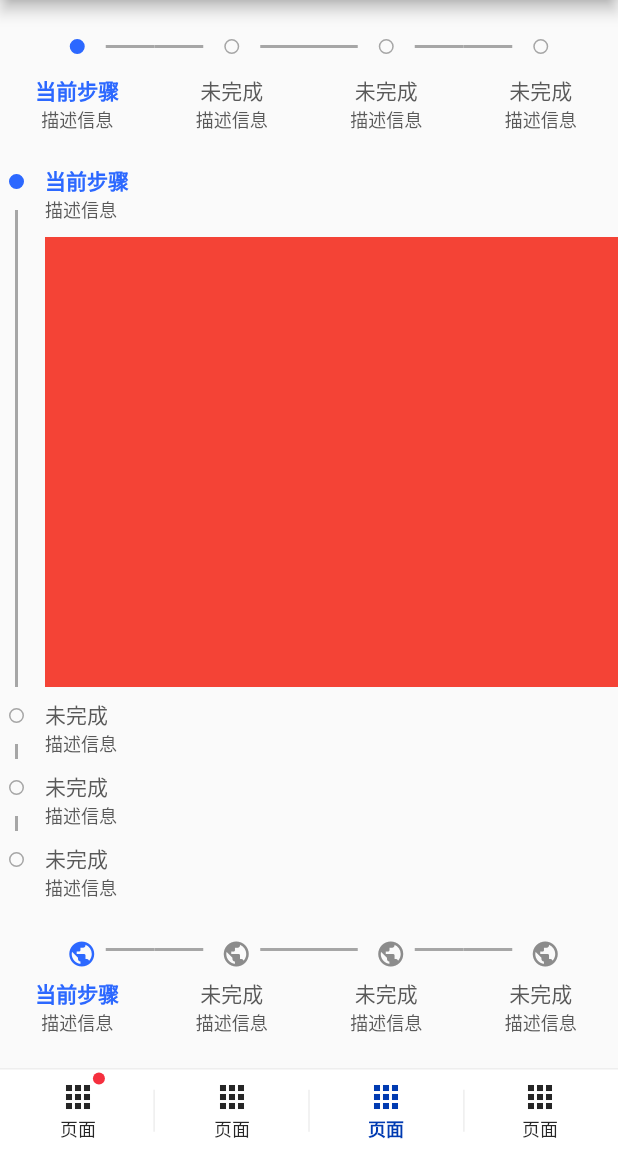
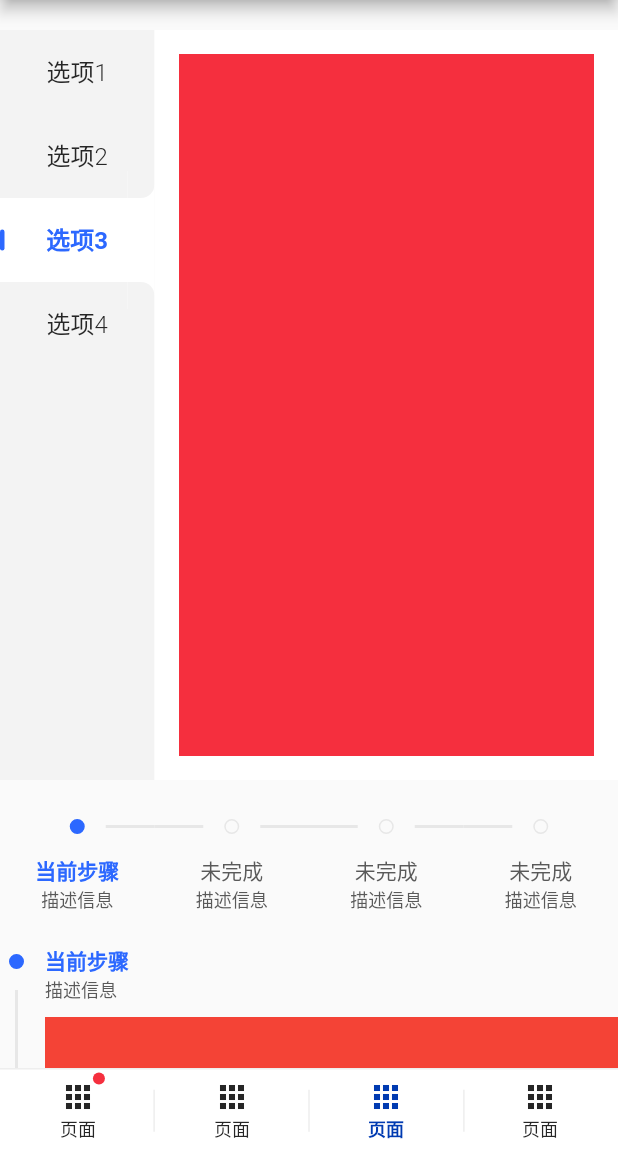
Before and after one commit to yuristar12/MX-widget, a Flutter app: the screen it shows after launch, on a phone screen of 412 x 824 dp, the part 84-1236 px from its top. Run offline on Flutter 3.47's test engine with Material 2 defaults, Android fonts, the phone set to English and light mode, and no system bars; our stand-ins replace flutter_swiper_null_safety; network calls fail.

Commit message:
添加部分代码

```diff
--- a/example/lib/main.dart
+++ b/example/lib/main.dart
@@ -98,6 +98,8 @@ class _MyHomePageState extends State<MyHomePage>
 
   late MXStepsController stepsController2;
 
+  late MXSideBarController sideBarController;
+
   @override
   void initState() {
     super.initState();
@@ -113,6 +115,49 @@ class _MyHomePageState extends State<MyHomePage>
     progressController = MXProgressController(initValue: 25);
 
     progressControllerCirc = MXProgressController(initValue: 25);
+
+    sideBarController = MXSideBarController(initValue: 2, sideBarItemList: [
+      MXSideBarItemModel(
+        title: '选项1',
+        builder: (index) {
+          return Container(
+            height: 900,
+            child: MXText(
+              data: '这是页面内容',
+              textColor: MXTheme.of(context).whiteColor,
+            ),
+            color: MXTheme.of(context).brandClickColor,
+          );
+        },
+      ),
+      MXSideBarItemModel(
+        title: '选项2',
+        builder: (index) {
+          return Container(
+            height: 1200,
+            color: MXTheme.of(context).successPrimaryColor,
+          );
+        },
+      ),
+      MXSideBarItemModel(
+        title: '选项3',
+        builder: (index) {
+          return Container(
+            height: 1200,
+            color: MXTheme.of(context).errorPrimaryColor,
+          );
+        },
+      ),
+      MXSideBarItemModel(
+        title: '选项4',
+        builder: (index) {
+          return Container(
+            height: 1200,
+            color: MXTheme.of(context).warnPrimaryColor,
+          );
+        },
+      )
+    ]);
 
     stepsController = MXStepsController(
       stepsItems: [
@@ -247,6 +292,12 @@ class _MyHomePageState extends State<MyHomePage>
             // horizontal).
             mainAxisAlignment: MainAxisAlignment.center,
             children: <Widget>[
+              const SizedBox(
+                height: 20,
+              ),
+
+              MXSideBar(height: 500, controller: sideBarController),
+
               const SizedBox(
                 height: 20,
               ),
--- a/lib/src/config/global_enum.dart
+++ b/lib/src/config/global_enum.dart
@@ -435,3 +435,9 @@ enum MXStepsTypeEnum {
   simple,
   pattern,
 }
+
+/// sideBar组件
+enum MXSideBarTypeEnum {
+  page,
+  anchor,
+}
--- a/lib/src/export.dart
+++ b/lib/src/export.dart
@@ -161,3 +161,8 @@ export 'widgets/textarea/mx_text_area.dart';
 export 'widgets/steps/mx_steps.dart';
 export 'widgets/steps/mx_steps_controller.dart';
 export 'widgets/steps/mx_steps_item_model.dart';
+
+// siderBar组件
+export 'widgets/sideBar/mx_side_bar.dart';
+export 'widgets/sideBar/mx_side_bar_item_model.dart';
+export 'widgets/sideBar/mx_side_bar_controller.dart';
--- a/lib/src/theme/mx_colors.dart
+++ b/lib/src/theme/mx_colors.dart
@@ -224,9 +224,9 @@ extension MXColors on MXThemeConfig {
   /// #4B4B4B
   Color get infoColor10 => colorsMap['infoColor10'] ?? const Color(0xff4B4B4B);
 
-  /// #A6A6A6
+  /// #E7E7E7
   Color get infoPrimaryColor =>
-      colorsMap['infoPrimaryColor'] ?? const Color(0xFFA6A6A6);
+      colorsMap['infoPrimaryColor'] ?? const Color(0xFFE7E7E7);
 
   /// #EEEEEE
   Color get infoDisabledColor =>
--- a/lib/src/theme/mx_raw_theme.dart
+++ b/lib/src/theme/mx_raw_theme.dart
@@ -67,7 +67,7 @@ class MXRawTHeme {
             "infoColor8": "#777777",
             "infoColor9": "#5E5E5E",
             "infoColor10": "#4B4B4B",
-            "infoPrimaryColor": "#A6A6A6",
+            "infoPrimaryColor": "#E7E7E7",
             "infoDisabledColor": "#EEEEEE",
             "fontColor1": "#F5F5F5",
             "fontColor2": "#F0F0F0",
--- /dev/null
+++ b/lib/src/widgets/sideBar/mx_side_bar.dart
@@ -0,0 +1,130 @@
+import 'package:flutter/material.dart';
+import 'package:mx_widget/mx_widget.dart';
+import 'package:mx_widget/src/widgets/sideBar/mx_side_bar_item.dart';
+import 'package:mx_widget/src/widgets/sideBar/mx_side_bar_page_content.dart';
+
+class MXSideBar extends StatefulWidget {
+  MXSideBar({
+    super.key,
+    required this.height,
+    required this.controller,
+    this.customContentPadding,
+    this.type = MXSideBarTypeEnum.page,
+  }) : assert(() {
+          bool flag = controller.sideBarItemList
+              .every((element) => element.builder != null);
+
+          if (!flag) {
+            throw FlutterError('model层不能缺少builder方法');
+          }
+
+          return true;
+        }());
+
+  /// [type] sideBar 的类型 anchor 为锚点 page 为页面
+  final MXSideBarTypeEnum type;
+
+  /// [controller] 控制器
+  final MXSideBarController controller;
+
+  /// [height] 高度
+  final double height;
+
+  /// [customContentPadding] 自定义padding间距
+  final double? customContentPadding;
+
+  @override
+  State<MXSideBar> createState() => MXSideBarState();
+}
+
+class MXSideBarState extends State<MXSideBar> {
+  @override
+  void initState() {
+    widget.controller.setState(this);
+
+    super.initState();
+  }
+
+  List<Widget> _getSideBarItemList() {
+    List<Widget> children = [];
+    MXSideBarController controller = widget.controller;
+    int activityValue = controller.activityValue;
+
+    int length = controller.sideBarItemList.length;
+
+    for (var i = 0; i < length; i++) {
+      var element = controller.sideBarItemList[i];
+
+      children.add(MXSideBarItem(
+        index: i,
+        model: element,
+        listLength: length,
+        isActivity: activityValue == i,
+        onTap: () {
+          if (activityValue == i) return;
+
+          controller.onTabChange(i);
+        },
+      ));
+    }
+
+    return children;
+  }
+
+  void onActivityChange() {
+    setState(() {});
+  }
+
+  Widget _buildSideBarLeft() {
+    return Container(
+        color: MXTheme.of(context).infoColor1,
+        child: Column(
+          mainAxisSize: MainAxisSize.max,
+          mainAxisAlignment: MainAxisAlignment.start,
+          crossAxisAlignment: CrossAxisAlignment.start,
+          children: _getSideBarItemList(),
+        ));
+  }
+
+  Widget _buildSideContentWarp() {
+    return Expanded(
+      child: Container(
+        color: MXTheme.of(context).whiteColor,
+        height: widget.height,
+        padding: EdgeInsets.all(
+            widget.customContentPadding ?? MXTheme.of(context).space16),
+        child: _buildSideContent(),
+      ),
+    );
+  }
+
+  Widget _buildSideContent() {
+    if (widget.type == MXSideBarTypeEnum.anchor) {
+      return Container();
+    } else {
+      return MXSideBarPageContent(
+          height: widget.height,
+          activityIndex: widget.controller.activityValue,
+          sideBarList: widget.controller.sideBarItemList);
+    }
+  }
+
+  Widget _buildBody(BuildContext context) {
+    return LayoutBuilder(builder: ((context, constraints) {
+      return Row(
+        mainAxisSize: MainAxisSize.max,
+        mainAxisAlignment: MainAxisAlignment.start,
+        crossAxisAlignment: CrossAxisAlignment.start,
+        children: [_buildSideBarLeft(), _buildSideContentWarp()],
+      );
+    }));
+  }
+
+  @override
+  Widget build(BuildContext context) {
+    return SizedBox(
+      height: widget.height,
+      child: _buildBody(context),
+    );
+  }
+}
--- /dev/null
+++ b/lib/src/widgets/sideBar/mx_side_bar_controller.dart
@@ -0,0 +1,49 @@
+import 'package:flutter/material.dart';
+import 'package:mx_widget/src/widgets/sideBar/mx_side_bar.dart';
+import 'package:mx_widget/src/widgets/sideBar/mx_side_bar_item_model.dart';
+
+typedef MXSideBarOnTabChange = void Function(int index);
+
+class MXSideBarController {
+  MXSideBarController({
+    this.initValue,
+    this.onTabChangeCallback,
+    required this.sideBarItemList,
+  }) : assert(() {
+          if (initValue != null) {
+            if (initValue > sideBarItemList.length - 1) {
+              throw FlutterError("初始值大小不能超过数组大小。");
+            }
+          }
+
+          return true;
+        }()) {
+    if (initValue != null) activityValue = initValue!;
+  }
+
+  /// [initValue] 初始化值范围是[sideBarItemList]下标
+  int? initValue;
+
+  /// [sideBarItemList] sideBar的选项列表
+  List<MXSideBarItemModel> sideBarItemList;
+
+  MXSideBarState? state;
+
+  MXSideBarOnTabChange? onTabChangeCallback;
+
+  /// [activityValue] sideBar被选中的下标
+  int activityValue = 0;
+
+  /// 设置视图层的state
+  void setState(MXSideBarState state) {
+    this.state = state;
+  }
+
+  void onTabChange(int index) {
+    activityValue = index;
+
+    state?.onActivityChange();
+
+    onTabChangeCallback?.call(activityValue);
+  }
+}
--- /dev/null
+++ b/lib/src/widgets/sideBar/mx_side_bar_item.dart
@@ -0,0 +1,196 @@
+import 'package:flutter/material.dart';
+import 'package:mx_widget/mx_widget.dart';
+
+final paddingSpace = MXTheme.getThemeConfig().space16;
+
+const double radiusSize = 18;
+
+const double activityLineHeight = 14;
+
+class MXSideBarItem extends StatelessWidget {
+  const MXSideBarItem(
+      {super.key,
+      required this.model,
+      required this.isActivity,
+      required this.index,
+      required this.listLength,
+      required this.onTap});
+
+  final MXSideBarItemModel model;
+
+  final bool isActivity;
+
+  final int index;
+
+  final int listLength;
+
+  final VoidCallback onTap;
+
+  bool get _isFirst {
+    return index == 0;
+  }
+
+  Widget _buildIcon(BuildContext context) {
+    return MXIcon(
+      useDefaultPadding: false,
+      icon: model.icon!,
+      iconFontSize: 18,
+      iconColor: isActivity
+          ? MXTheme.of(context).brandPrimaryColor
+          : MXTheme.of(context).fontUseIconColor,
+    );
+  }
+
+  Widget _buildContent(BuildContext context) {
+    List<Widget> children = [];
+
+    if (model.icon != null) {
+      children.add(_buildIcon(context));
+      children.add(SizedBox(
+        width: paddingSpace / 4,
+      ));
+    }
+
+    children.add(_buildTitle(context));
+
+    return ConstrainedBox(
+      constraints: const BoxConstraints(minWidth: 103),
+      child: Container(
+        margin: EdgeInsets.all(paddingSpace),
+        child: Row(
+          mainAxisAlignment: MainAxisAlignment.center,
+          mainAxisSize: MainAxisSize.max,
+          crossAxisAlignment: CrossAxisAlignment.center,
+          children: children,
+        ),
+      ),
+    );
+  }
+
+  Widget _buildTitle(BuildContext context) {
+    return MXText(
+        maxLines: 1,
+        data: model.title,
+        overflow: TextOverflow.ellipsis,
+        font: MXTheme.of(context).fontBodyMedium,
+        textColor: isActivity
+            ? MXTheme.of(context).brandPrimaryColor
+            : MXTheme.of(context).fontUsePrimaryColor,
+        fontWeight: isActivity ? FontWeight.bold : FontWeight.w300);
+  }
+
+  Widget _buildActivityRadiusByTopRight(BuildContext context) {
+    return Align(
+        alignment: Alignment.topRight,
+        child: Transform.translate(
+          offset: const Offset(0, -radiusSize),
+          child: Container(
+            width: radiusSize,
+            height: radiusSize,
+            decoration: BoxDecoration(
+              color: MXTheme.of(context).whiteColor,
+            ),
+            child: Stack(
+              children: [
+                Positioned(
+                  top: 0,
+                  left: 0,
+                  child: Container(
+                    width: radiusSize,
+                    height: radiusSize,
+                    decoration: BoxDecoration(
+                        color: MXTheme.of(context).infoColor1,
+                        borderRadius: const BorderRadius.only(
+                            bottomRight: Radius.circular(radiusSize / 2))),
+                  ),
+                )
+              ],
+            ),
+          ),
+        ));
+  }
+
+  Widget _buildActivityRadiusByBottomRight(BuildContext context) {
+    return Align(
+        alignment: Alignment.bottomRight,
+        child: Transform.translate(
+          offset: const Offset(0, radiusSize),
+          child: Container(
+            width: radiusSize,
+            height: radiusSize,
+            decoration: BoxDecoration(
+              color: MXTheme.of(context).whiteColor,
+            ),
+            child: Stack(
+              children: [
+                Positioned(
+                  top: 0,
+                  left: 0,
+                  child: Container(
+                    width: radiusSize,
+                    height: radiusSize,
+                    decoration: BoxDecoration(
+                        color: MXTheme.of(context).infoColor1,
+                        borderRadius: const BorderRadius.only(
+                            topRight: Radius.circular(radiusSize / 2))),
+                  ),
+                )
+              ],
+            ),
+          ),
+        ));
+  }
+
+  Widget _buildActivityLine(BuildContext context) {
+    return Align(
+      alignment: Alignment.centerLeft,
+      child: Container(
+        width: 3,
+        decoration: BoxDecoration(
+          borderRadius: BorderRadius.circular(MXTheme.of(context).radiusMedium),
+          color: MXTheme.of(context).brandPrimaryColor,
+        ),
+        height: activityLineHeight,
+      ),
+    );
+  }
+
+  Widget _buildPositionContent(BuildContext context) {
+    List<Widget> children = [];
+
+    children.add(_buildActivityLine(context));
+
+    if (!_isFirst) {
+      children.add(_buildActivityRadiusByTopRight(context));
+    }
+
+    children.add(_buildActivityRadiusByBottomRight(context));
+
+    return Positioned.fill(
+        child: Stack(
+      children: children,
+    ));
+  }
+
+  Widget _buildBody(BuildContext context) {
+    List<Widget> children = [];
+
+    if (isActivity) {
+      children.add(_buildPositionContent(context));
+    }
+
+    children.add(_buildContent(context));
+
+    return Container(
+        color: isActivity ? MXTheme.of(context).whiteColor : Colors.transparent,
+        child: Stack(children: children));
+  }
+
+  @override
+  Widget build(BuildContext context) {
+    return GestureDetector(
+      onTap: onTap,
+      child: _buildBody(context),
+    );
+  }
+}
--- /dev/null
+++ b/lib/src/widgets/sideBar/mx_side_bar_item_model.dart
@@ -0,0 +1,20 @@
+import 'package:flutter/material.dart';
+
+typedef SideBarPageItemBuilder = Widget Function(int index);
+
+class MXSideBarItemModel {
+  MXSideBarItemModel({
+    required this.title,
+    this.id,
+    this.icon,
+    this.builder,
+  });
+
+  final String title;
+
+  final IconData? icon;
+
+  final SideBarPageItemBuilder? builder;
+
+  final String? id;
+}
--- /dev/null
+++ b/lib/src/widgets/sideBar/mx_side_bar_page_content.dart
@@ -0,0 +1,83 @@
+import 'package:flutter/material.dart';
+import 'package:mx_widget/mx_widget.dart';
+import 'package:mx_widget/src/util/curve_util.dart';
+
+const Duration animationDuration = Duration(milliseconds: 300);
+
+class MXSideBarPageContent extends StatefulWidget {
+  const MXSideBarPageContent(
+      {super.key,
+      required this.height,
+      required this.activityIndex,
+      required this.sideBarList});
+
+  final double height;
+
+  final int activityIndex;
+
+  final List<MXSideBarItemModel> sideBarList;
+
+  @override
+  State<MXSideBarPageContent> createState() => _MXSideBarPageContentState();
+}
+
+class _MXSideBarPageContentState extends State<MXSideBarPageContent> {
+  @override
+  void initState() {
+    super.initState();
+  }
+
+  Widget _buildAnimationContent(double width) {
+    return AnimatedPositioned(
+        curve: CurveUtil.curve_1(),
+        duration: animationDuration,
+        top: -widget.activityIndex * widget.height,
+        child: SingleChildScrollView(
+          physics: const NeverScrollableScrollPhysics(),
+          child: _buildSideBarSelectionWrap(width),
+        ));
+  }
+
+  Widget _buildSideBarSelectionWrap(double width) {
+    List<Widget> children = [];
+
+    for (var i = 0; i < widget.sideBarList.length; i++) {
+      children.add(SizedBox(
+        width: width,
+        height: widget.height,
+        child: _buildSideBarSelection(i),
+      ));
+    }
+
+    return Column(
+      mainAxisAlignment: MainAxisAlignment.start,
+      crossAxisAlignment: CrossAxisAlignment.start,
+      children: children,
+    );
+  }
+
+  Widget _buildSideBarSelection(int index) {
+    return SingleChildScrollView(
+      child: _buildSideBarSelectionChild(index),
+    );
+  }
+
+  Widget _buildSideBarSelectionChild(int index) {
+    return widget.sideBarList[index].builder!.call(index);
+  }
+
+  Widget _buildBody() {
+    return LayoutBuilder(builder: ((context, constraints) {
+      return SizedBox(
+          height: widget.height,
+          child: Stack(
+            children: [_buildAnimationContent(constraints.maxWidth)],
+          ));
+    }));
+  }
+
+  @override
+  Widget build(BuildContext context) {
+    return _buildBody();
+  }
+}
```
